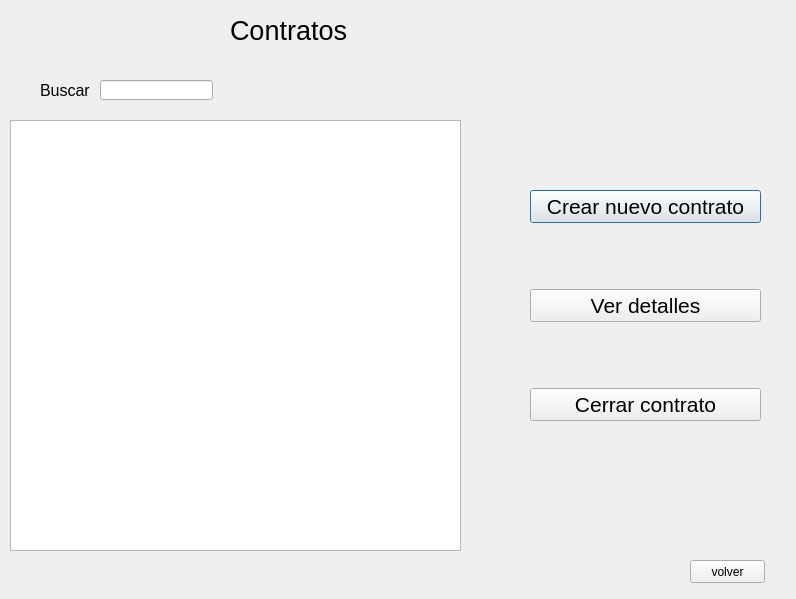
The window that gui_contratos_vertodos.ui (Jose-Cisneros/MoliTec) describes before a commit, drawn with Qt 5.
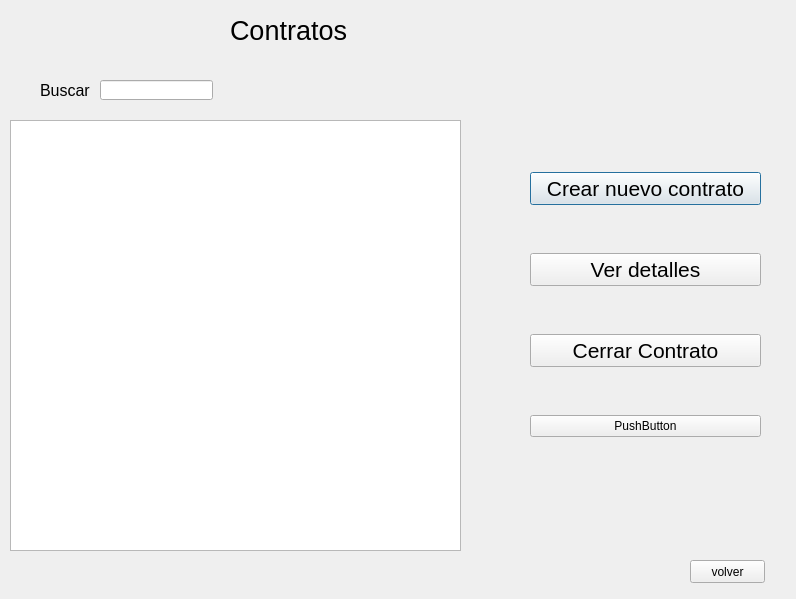
The same window after the commit.

Diff of the .ui file:
```diff
--- a/gui_contratos_vertodos.ui
+++ b/gui_contratos_vertodos.ui
@@ -111,7 +111,14 @@
        </font>
       </property>
       <property name="text">
-       <string>Cerrar contrato</string>
+       <string>Cerrar Contrato</string>
+      </property>
+     </widget>
+    </item>
+    <item>
+     <widget class="QPushButton" name="pushButton_5">
+      <property name="text">
+       <string>PushButton</string>
       </property>
      </widget>
     </item>
```
